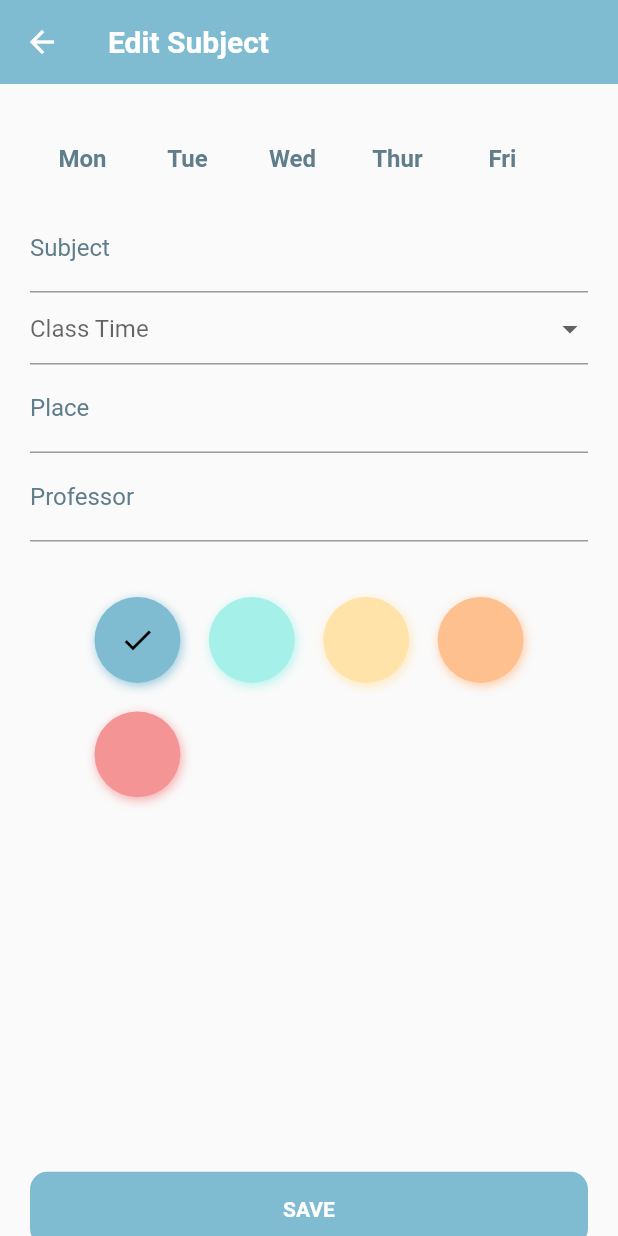
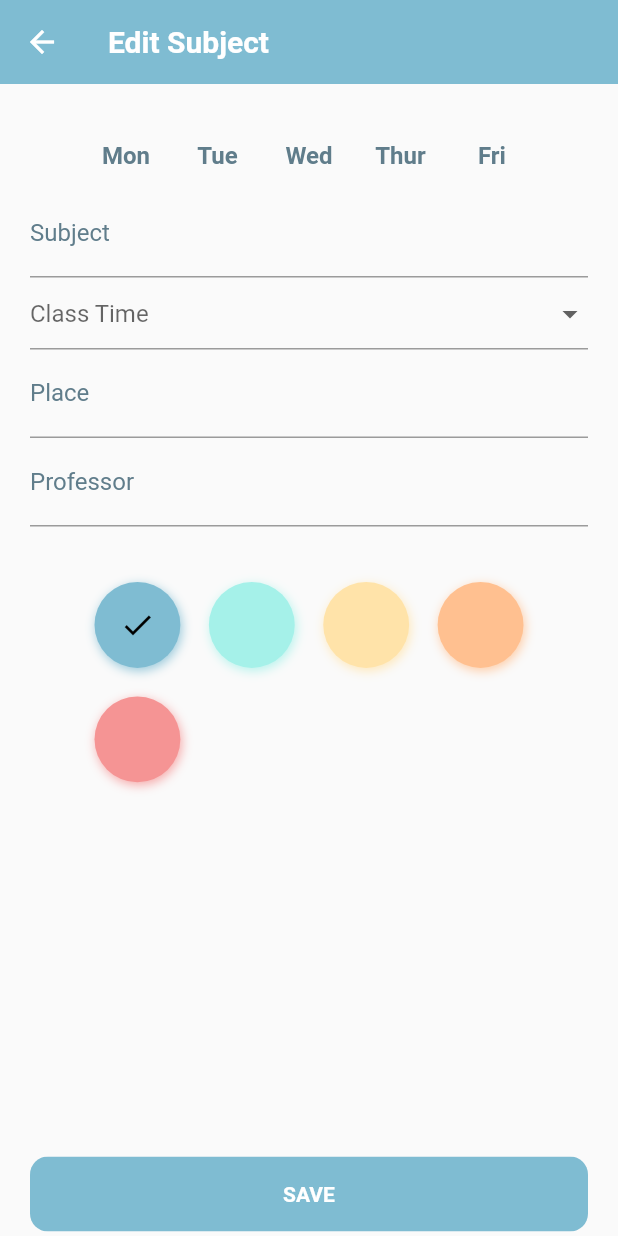
Before and after one commit to preciousMzembe/classmate, a Flutter app: the EditSubject screen opened directly with empty values, on a phone screen of 412 x 824 dp. Run offline on Flutter 3.47's test engine with Material 2 defaults, Android fonts, the phone set to English and light mode, and no system bars; drawn by our look-alikes of flutter_colorpicker; our stand-ins replace firebase_analytics, firebase_core, hive_flutter, smooth_page_indicator, table_calendar; accounts and stored records are empty; statements that could not run were skipped.

```diff
--- a/lib/pages/sub_pages/add_task.dart
+++ b/lib/pages/sub_pages/add_task.dart
@@ -121,12 +121,7 @@ class _AddSubjectState extends State<AddTask> {
                       "done": false,
                     };
 
-                    await _classmatebox.add(data);
-                    setState(() {
-                      _task.text = "";
-                      _date.text = "";
-                    });
-
+                    await _classmatebox.add(data).then((value) =>
                         showDialog(
                           context: context,
                           builder: (context) {
@@ -139,7 +134,13 @@ class _AddSubjectState extends State<AddTask> {
                               backgroundColor: Colors.white,
                             );
                           },
-                    );
+                        )
+                    ).then((value) => Navigator.pop(context));
+                    setState(() {
+                      _task.text = "";
+                      _date.text = "";
+                    });
+
                   }
                 },
                 child: ClipRRect(
--- a/lib/pages/sub_pages/edit_subject.dart
+++ b/lib/pages/sub_pages/edit_subject.dart
@@ -252,9 +252,13 @@ class _EditSubjectState extends State<EditSubject> {
     );
   }
   renderDaysOfWeek() {
-    return Column(
-      children: [
-        Row(
+    return SizedBox(
+      width: 300,
+      height: 50,
+      child: GridView.count(
+        crossAxisCount: 5,
+        crossAxisSpacing: 5,
+        mainAxisSpacing: 5,
         children: [
           renderItem(text: "Mon", index: 0),
           renderItem(text: "Tue", index: 1),
@@ -263,7 +267,6 @@ class _EditSubjectState extends State<EditSubject> {
           renderItem(text: "Fri", index: 4),
         ],
       ),
-      ],
     );
   }
 }
```
Also changed, not shown: lib/firebase_options.dart, 1 other file. Lines whose indentation alone changed are shown as unchanged.
